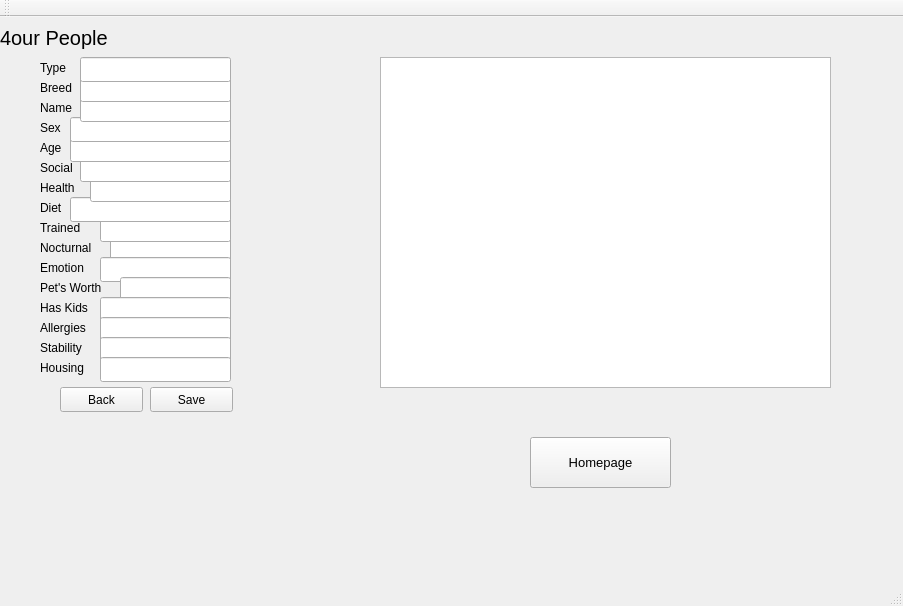
First picture: the form in qt_cuacs_UI/mainwindow.ui, repository kalebtesfay/Animal_Shelter_System, before the edit.
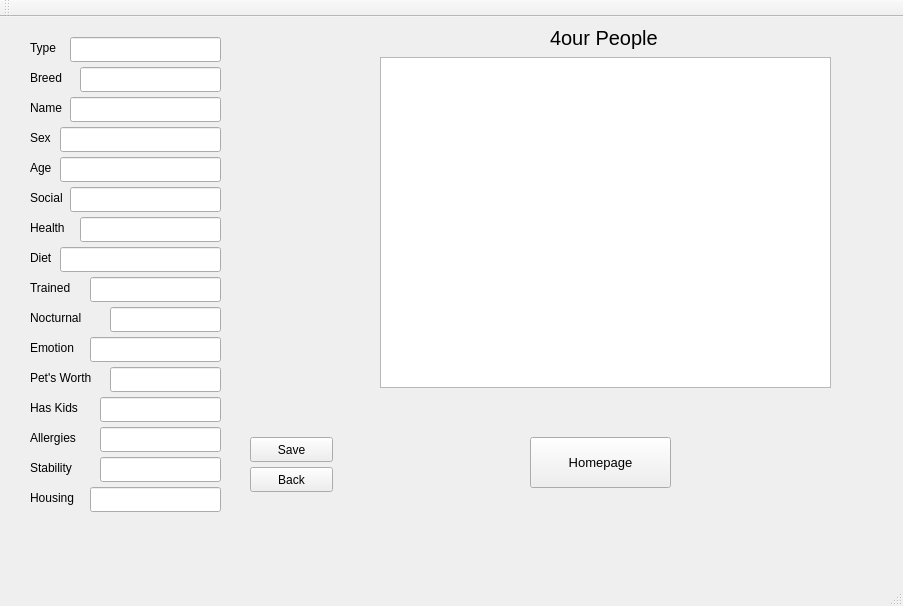
Second picture: the form after the edit. The open tabs and pages were chosen to show the change.

Patch:
```diff
--- a/qt_cuacs_UI/mainwindow.ui
+++ b/qt_cuacs_UI/mainwindow.ui
@@ -378,8 +378,8 @@
       <property name="geometry">
        <rect>
         <x>110</x>
-        <y>220</y>
-        <width>121</width>
+        <y>290</y>
+        <width>111</width>
         <height>25</height>
        </rect>
       </property>
@@ -387,8 +387,8 @@
      <widget class="QLabel" name="label_4">
       <property name="geometry">
        <rect>
-        <x>40</x>
-        <y>40</y>
+        <x>30</x>
+        <y>20</y>
         <width>31</width>
         <height>21</height>
        </rect>
@@ -400,8 +400,8 @@
      <widget class="QLabel" name="label_5">
       <property name="geometry">
        <rect>
-        <x>40</x>
-        <y>60</y>
+        <x>30</x>
+        <y>50</y>
         <width>41</width>
         <height>21</height>
        </rect>
@@ -413,7 +413,7 @@
      <widget class="QLabel" name="label_6">
       <property name="geometry">
        <rect>
-        <x>40</x>
+        <x>30</x>
         <y>80</y>
         <width>41</width>
         <height>21</height>
@@ -426,8 +426,8 @@
      <widget class="QLabel" name="label_7">
       <property name="geometry">
        <rect>
-        <x>40</x>
-        <y>100</y>
+        <x>30</x>
+        <y>110</y>
         <width>31</width>
         <height>21</height>
        </rect>
@@ -439,8 +439,8 @@
      <widget class="QLabel" name="label_8">
       <property name="geometry">
        <rect>
-        <x>40</x>
-        <y>120</y>
+        <x>30</x>
+        <y>140</y>
         <width>41</width>
         <height>21</height>
        </rect>
@@ -452,8 +452,8 @@
      <widget class="QLabel" name="label_9">
       <property name="geometry">
        <rect>
-        <x>40</x>
-        <y>140</y>
+        <x>30</x>
+        <y>170</y>
         <width>41</width>
         <height>21</height>
        </rect>
@@ -465,8 +465,8 @@
      <widget class="QLabel" name="label_10">
       <property name="geometry">
        <rect>
-        <x>40</x>
-        <y>160</y>
+        <x>30</x>
+        <y>200</y>
         <width>51</width>
         <height>21</height>
        </rect>
@@ -478,8 +478,8 @@
      <widget class="QLabel" name="label_11">
       <property name="geometry">
        <rect>
-        <x>40</x>
-        <y>180</y>
+        <x>30</x>
+        <y>230</y>
         <width>31</width>
         <height>21</height>
        </rect>
@@ -491,8 +491,8 @@
      <widget class="QLabel" name="label_12">
       <property name="geometry">
        <rect>
-        <x>40</x>
-        <y>200</y>
+        <x>30</x>
+        <y>260</y>
         <width>51</width>
         <height>21</height>
        </rect>
@@ -504,8 +504,8 @@
      <widget class="QLabel" name="label_13">
       <property name="geometry">
        <rect>
-        <x>40</x>
-        <y>220</y>
+        <x>30</x>
+        <y>290</y>
         <width>71</width>
         <height>21</height>
        </rect>
@@ -517,8 +517,8 @@
      <widget class="QLineEdit" name="lineEdit_17">
       <property name="geometry">
        <rect>
-        <x>100</x>
-        <y>200</y>
+        <x>90</x>
+        <y>260</y>
         <width>131</width>
         <height>25</height>
        </rect>
@@ -527,8 +527,8 @@
      <widget class="QLineEdit" name="lineEdit_18">
       <property name="geometry">
        <rect>
-        <x>70</x>
-        <y>180</y>
+        <x>60</x>
+        <y>230</y>
         <width>161</width>
         <height>25</height>
        </rect>
@@ -537,8 +537,8 @@
      <widget class="QLineEdit" name="lineEdit_19">
       <property name="geometry">
        <rect>
-        <x>90</x>
-        <y>160</y>
+        <x>80</x>
+        <y>200</y>
         <width>141</width>
         <height>25</height>
        </rect>
@@ -547,8 +547,8 @@
      <widget class="QLineEdit" name="lineEdit_20">
       <property name="geometry">
        <rect>
-        <x>80</x>
-        <y>140</y>
+        <x>70</x>
+        <y>170</y>
         <width>151</width>
         <height>25</height>
        </rect>
@@ -557,8 +557,8 @@
      <widget class="QLineEdit" name="lineEdit_21">
       <property name="geometry">
        <rect>
-        <x>70</x>
-        <y>120</y>
+        <x>60</x>
+        <y>140</y>
         <width>161</width>
         <height>25</height>
        </rect>
@@ -567,8 +567,8 @@
      <widget class="QLineEdit" name="lineEdit_22">
       <property name="geometry">
        <rect>
-        <x>70</x>
-        <y>100</y>
+        <x>60</x>
+        <y>110</y>
         <width>161</width>
         <height>25</height>
        </rect>
@@ -577,7 +577,7 @@
      <widget class="QLineEdit" name="lineEdit_23">
       <property name="geometry">
        <rect>
-        <x>80</x>
+        <x>70</x>
         <y>80</y>
         <width>151</width>
         <height>25</height>
@@ -588,8 +588,8 @@
       <property name="geometry">
        <rect>
         <x>80</x>
-        <y>60</y>
-        <width>151</width>
+        <y>50</y>
+        <width>141</width>
         <height>25</height>
        </rect>
       </property>
@@ -597,8 +597,8 @@
      <widget class="QLineEdit" name="lineEdit_25">
       <property name="geometry">
        <rect>
-        <x>80</x>
-        <y>40</y>
+        <x>70</x>
+        <y>20</y>
         <width>151</width>
         <height>25</height>
        </rect>
@@ -607,8 +607,8 @@
      <widget class="QPushButton" name="pushButton_8">
       <property name="geometry">
        <rect>
-        <x>150</x>
-        <y>370</y>
+        <x>250</x>
+        <y>420</y>
         <width>83</width>
         <height>25</height>
        </rect>
@@ -638,8 +638,8 @@
      <widget class="QPushButton" name="pushButton_10">
       <property name="geometry">
        <rect>
-        <x>60</x>
-        <y>370</y>
+        <x>250</x>
+        <y>450</y>
         <width>83</width>
         <height>25</height>
        </rect>
@@ -651,7 +651,7 @@
      <widget class="QLabel" name="label_19">
       <property name="geometry">
        <rect>
-        <x>0</x>
+        <x>550</x>
         <y>0</y>
         <width>121</width>
         <height>41</height>
@@ -669,8 +669,8 @@
      <widget class="QLabel" name="label_20">
       <property name="geometry">
        <rect>
-        <x>40</x>
-        <y>240</y>
+        <x>30</x>
+        <y>320</y>
         <width>61</width>
         <height>21</height>
        </rect>
@@ -682,8 +682,8 @@
      <widget class="QLineEdit" name="lineEdit_26">
       <property name="geometry">
        <rect>
-        <x>100</x>
-        <y>240</y>
+        <x>90</x>
+        <y>320</y>
         <width>131</width>
         <height>25</height>
        </rect>
@@ -692,8 +692,8 @@
      <widget class="QLabel" name="label_21">
       <property name="geometry">
        <rect>
-        <x>40</x>
-        <y>260</y>
+        <x>30</x>
+        <y>350</y>
         <width>81</width>
         <height>21</height>
        </rect>
@@ -705,8 +705,8 @@
      <widget class="QLineEdit" name="lineEdit_27">
       <property name="geometry">
        <rect>
-        <x>120</x>
-        <y>260</y>
+        <x>110</x>
+        <y>350</y>
         <width>111</width>
         <height>25</height>
        </rect>
@@ -716,8 +716,8 @@
       <property name="geometry">
        <rect>
         <x>100</x>
-        <y>280</y>
-        <width>131</width>
+        <y>380</y>
+        <width>121</width>
         <height>25</height>
        </rect>
       </property>
@@ -726,8 +726,8 @@
       <property name="geometry">
        <rect>
         <x>100</x>
-        <y>300</y>
-        <width>131</width>
+        <y>410</y>
+        <width>121</width>
         <height>25</height>
        </rect>
       </property>
@@ -736,8 +736,8 @@
       <property name="geometry">
        <rect>
         <x>100</x>
-        <y>320</y>
-        <width>131</width>
+        <y>440</y>
+        <width>121</width>
         <height>25</height>
        </rect>
       </property>
@@ -745,8 +745,8 @@
      <widget class="QLabel" name="label_26">
       <property name="geometry">
        <rect>
-        <x>40</x>
-        <y>280</y>
+        <x>30</x>
+        <y>380</y>
         <width>61</width>
         <height>21</height>
        </rect>
@@ -758,8 +758,8 @@
      <widget class="QLabel" name="label_27">
       <property name="geometry">
        <rect>
-        <x>40</x>
-        <y>300</y>
+        <x>30</x>
+        <y>410</y>
         <width>61</width>
         <height>21</height>
        </rect>
@@ -771,8 +771,8 @@
      <widget class="QLabel" name="label_28">
       <property name="geometry">
        <rect>
-        <x>40</x>
-        <y>320</y>
+        <x>30</x>
+        <y>440</y>
         <width>61</width>
         <height>21</height>
        </rect>
@@ -784,8 +784,8 @@
      <widget class="QLineEdit" name="lineEdit_31">
       <property name="geometry">
        <rect>
-        <x>100</x>
-        <y>340</y>
+        <x>90</x>
+        <y>470</y>
         <width>131</width>
         <height>25</height>
        </rect>
@@ -794,9 +794,9 @@
      <widget class="QLabel" name="label_29">
       <property name="geometry">
        <rect>
-        <x>40</x>
-        <y>340</y>
-        <width>61</width>
+        <x>30</x>
+        <y>470</y>
+        <width>51</width>
         <height>21</height>
        </rect>
       </property>
```
